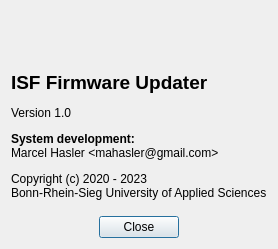
Qt form Library/example/aboutdialog.ui (ISF-H-BRS/FirmwareUpdater) before a commit.
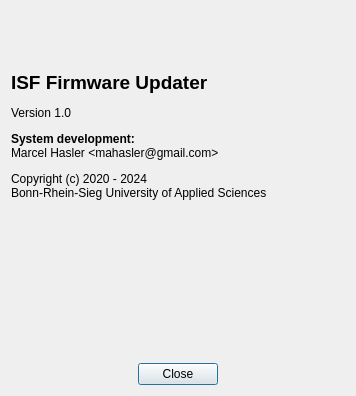
The same form after that commit. Icons and pictures are not drawn.

```diff
--- a/Library/example/aboutdialog.ui
+++ b/Library/example/aboutdialog.ui
@@ -6,8 +6,8 @@
    <rect>
     <x>0</x>
     <y>0</y>
-    <width>348</width>
-    <height>405</height>
+    <width>356</width>
+    <height>396</height>
    </rect>
   </property>
   <property name="windowTitle">
@@ -17,9 +17,6 @@
    <bool>true</bool>
   </property>
   <layout class="QVBoxLayout" name="verticalLayout">
-   <property name="sizeConstraint">
-    <enum>QLayout::SetFixedSize</enum>
-   </property>
    <item>
     <layout class="QHBoxLayout" name="horizontalLayout">
      <item>
@@ -31,7 +28,7 @@
         <pixmap resource="FirmwareUpdater.qrc">:/res/logo-hbrs.png</pixmap>
        </property>
        <property name="margin">
-        <number>5</number>
+        <number>6</number>
        </property>
       </widget>
      </item>
@@ -48,7 +45,7 @@
         <pixmap resource="FirmwareUpdater.qrc">:/res/logo-isf.png</pixmap>
        </property>
        <property name="margin">
-        <number>5</number>
+        <number>6</number>
        </property>
       </widget>
      </item>
@@ -73,7 +70,7 @@
    <item>
     <widget class="QLabel" name="label_3">
      <property name="text">
-      <string>&lt;html&gt;&lt;head/&gt;&lt;body&gt;&lt;p&gt;&lt;span style=&quot; font-size:14pt; font-weight:600;&quot;&gt;ISF Firmware Updater&lt;/span&gt;&lt;/p&gt;&lt;p&gt;Version 1.0&lt;/p&gt;&lt;p&gt;&lt;span style=&quot; font-weight:600;&quot;&gt;System development:&lt;/span&gt;&lt;br/&gt;Marcel Hasler &amp;lt;mahasler@gmail.com&amp;gt;&lt;/p&gt;&lt;p&gt;Copyright (c) 2020 - 2023&lt;br/&gt;Bonn-Rhein-Sieg University of Applied Sciences&lt;/p&gt;&lt;/body&gt;&lt;/html&gt;</string>
+      <string>&lt;html&gt;&lt;head/&gt;&lt;body&gt;&lt;p&gt;&lt;span style=&quot; font-size:14pt; font-weight:600;&quot;&gt;ISF Firmware Updater&lt;/span&gt;&lt;/p&gt;&lt;p&gt;Version 1.0&lt;/p&gt;&lt;p&gt;&lt;span style=&quot; font-weight:600;&quot;&gt;System development:&lt;/span&gt;&lt;br/&gt;Marcel Hasler &amp;lt;mahasler@gmail.com&amp;gt;&lt;/p&gt;&lt;p&gt;Copyright (c) 2020 - 2024&lt;br/&gt;Bonn-Rhein-Sieg University of Applied Sciences&lt;/p&gt;&lt;/body&gt;&lt;/html&gt;</string>
      </property>
      <property name="margin">
       <number>6</number>
```
